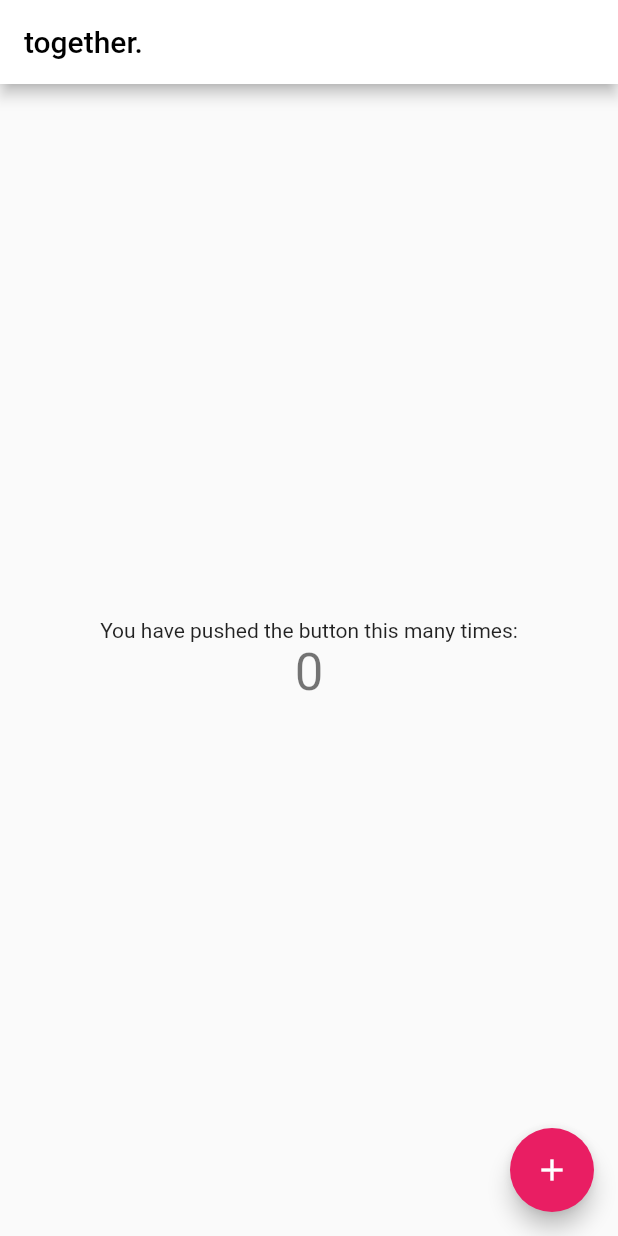
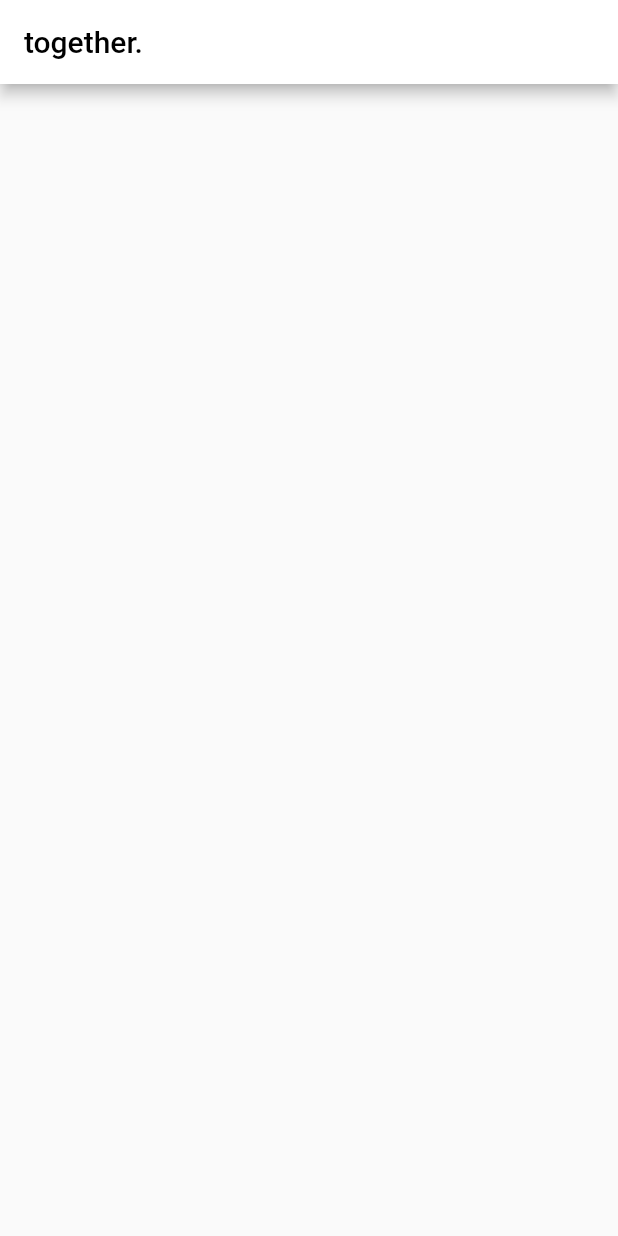
Before and after one commit to godcrampy/together, a Flutter app: the screen it shows after launch, on a phone screen of 412 x 824 dp. Run offline on Flutter 3.47's test engine with Material 2 defaults, Android fonts, the phone set to English and light mode, and no system bars.

Commit message:
Initialized empty home page and routes

```diff
--- a/lib/main.dart
+++ b/lib/main.dart
@@ -1,4 +1,5 @@
 import 'package:flutter/material.dart';
+import 'package:together/screens/home.dart';
 
 void main() => runApp(MyApp());
 
@@ -8,103 +9,9 @@ class MyApp extends StatelessWidget {
     return MaterialApp(
       title: 'together.',
       theme: ThemeData(
-        // This is the theme of your application.
-        //
-        // Try running your application with "flutter run". You'll see the
-        // application has a blue toolbar. Then, without quitting the app, try
-        // changing the primarySwatch below to Colors.green and then invoke
-        // "hot reload" (press "r" in the console where you ran "flutter run",
-        // or simply save your changes to "hot reload" in a Flutter IDE).
-        // Notice that the counter didn't reset back to zero; the application
-        // is not restarted.
         primarySwatch: Colors.pink,
       ),
-      home: MyHomePage(title: 'together.'),
+      routes: {'/': (BuildContext context) => HomePage()},
     );
   }
 }
-
-class MyHomePage extends StatefulWidget {
-  MyHomePage({Key key, this.title}) : super(key: key);
-
-  // This widget is the home page of your application. It is stateful, meaning
-  // that it has a State object (defined below) that contains fields that affect
-  // how it looks.
-
-  // This class is the configuration for the state. It holds the values (in this
-  // case the title) provided by the parent (in this case the App widget) and
-  // used by the build method of the State. Fields in a Widget subclass are
-  // always marked "final".
-
-  final String title;
-
-  @override
-  _MyHomePageState createState() => _MyHomePageState();
-}
-
-class _MyHomePageState extends State<MyHomePage> {
-  int _counter = 0;
-
-  void _incrementCounter() {
-    setState(() {
-      // This call to setState tells the Flutter framework that something has
-      // changed in this State, which causes it to rerun the build method below
-      // so that the display can reflect the updated values. If we changed
-      // _counter without calling setState(), then the build method would not be
-      // called again, and so nothing would appear to happen.
-      _counter++;
-    });
-  }
-
-  @override
-  Widget build(BuildContext context) {
-    // This method is rerun every time setState is called, for instance as done
-    // by the _incrementCounter method above.
-    //
-    // The Flutter framework has been optimized to make rerunning build methods
-    // fast, so that you can just rebuild anything that needs updating rather
-    // than having to individually change instances of widgets.
-    return Scaffold(
-      appBar: AppBar(backgroundColor: Color(0xffffffff),
-        // Here we take the value from the MyHomePage object that was created by
-        // the App.build method, and use it to set our appbar title.
-        title: Text(widget.title, style: TextStyle(color: Colors.black),),
-      ),
-      body: Center(
-        // Center is a layout widget. It takes a single child and positions it
-        // in the middle of the parent.
-        child: Column(
-          // Column is also layout widget. It takes a list of children and
-          // arranges them vertically. By default, it sizes itself to fit its
-          // children horizontally, and tries to be as tall as its parent.
-          //
-          // Invoke "debug painting" (press "p" in the console, choose the
-          // "Toggle Debug Paint" action from the Flutter Inspector in Android
-          // Studio, or the "Toggle Debug Paint" command in Visual Studio Code)
-          // to see the wireframe for each widget.
-          //
-          // Column has various properties to control how it sizes itself and
-          // how it positions its children. Here we use mainAxisAlignment to
-          // center the children vertically; the main axis here is the vertical
-          // axis because Columns are vertical (the cross axis would be
-          // horizontal).
-          mainAxisAlignment: MainAxisAlignment.center,
-          children: <Widget>[
-            Text(
-              'You have pushed the button this many times:',
-            ),
-            Text(
-              '$_counter',
-              style: Theme.of(context).textTheme.display1,
-            ),
-          ],
-        ),
-      ),
-      floatingActionButton: FloatingActionButton(
-        onPressed: _incrementCounter,
-        tooltip: 'Increment',
-        child: Icon(Icons.add),
-      ), // This trailing comma makes auto-formatting nicer for build methods.
-    );
-  }
-}
--- /dev/null
+++ b/lib/screens/home.dart
@@ -0,0 +1,13 @@
+import 'package:flutter/material.dart';
+
+class HomePage extends StatelessWidget {
+  @override
+  Widget build(BuildContext context) {
+    return Scaffold(
+      appBar: AppBar(
+        backgroundColor: Colors.white,
+        title: Text('together.', style: TextStyle(color: Colors.black),),
+      ),
+    );
+  }
+}
```
